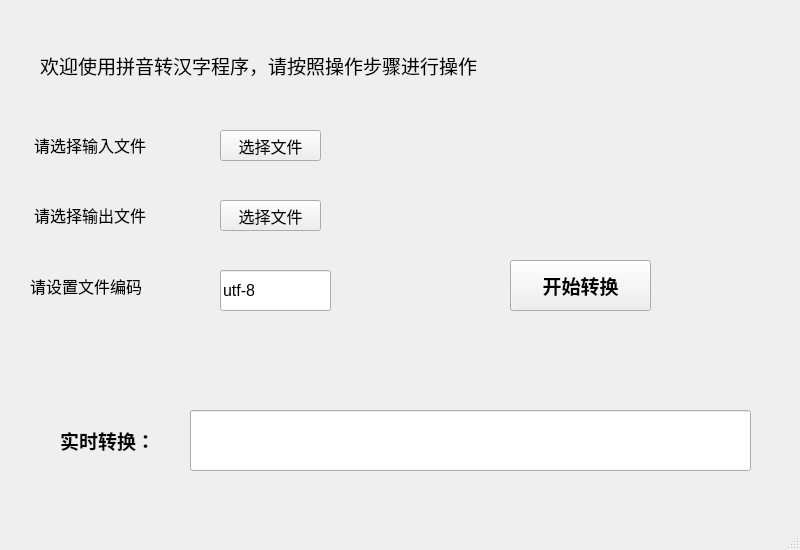
First picture: the form in UI/ui_trans.ui, repository Gahon1995/Py2Hz, before the edit.
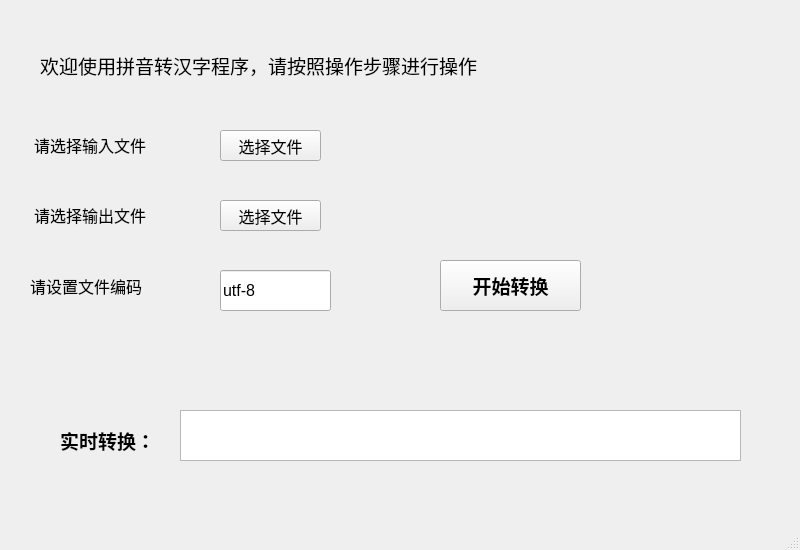
Second picture: the form after the edit.

Commit message: 调整UI界面

```diff
--- a/UI/ui_trans.ui
+++ b/UI/ui_trans.ui
@@ -212,7 +212,7 @@
             <widget class="QPushButton" name="bt_trans">
                 <property name="geometry">
                     <rect>
-                        <x>510</x>
+                        <x>440</x>
                         <y>260</y>
                         <width>141</width>
                         <height>51</height>
@@ -232,9 +232,9 @@
             <widget class="QLabel" name="info">
                 <property name="geometry">
                     <rect>
-                        <x>110</x>
+                        <x>170</x>
                         <y>340</y>
-                        <width>631</width>
+                        <width>571</width>
                         <height>51</height>
                     </rect>
                 </property>
@@ -256,21 +256,6 @@
                     <bool>true</bool>
                 </property>
             </widget>
-            <widget class="QLineEdit" name="t_trans">
-                <property name="geometry">
-                    <rect>
-                        <x>190</x>
-                        <y>410</y>
-                        <width>561</width>
-                        <height>61</height>
-                    </rect>
-                </property>
-                <property name="font">
-                    <font>
-                        <pointsize>14</pointsize>
-                    </font>
-                </property>
-            </widget>
             <widget class="QLabel" name="label_4">
                 <property name="geometry">
                     <rect>
@@ -342,6 +327,27 @@
                     <string>请设置文件编码</string>
                 </property>
             </widget>
+            <widget class="QTextEdit" name="t_trans">
+                <property name="geometry">
+                    <rect>
+                        <x>180</x>
+                        <y>410</y>
+                        <width>561</width>
+                        <height>51</height>
+                    </rect>
+                </property>
+                <property name="sizePolicy">
+                    <sizepolicy hsizetype="Preferred" vsizetype="Expanding">
+                        <horstretch>0</horstretch>
+                        <verstretch>0</verstretch>
+                    </sizepolicy>
+                </property>
+                <property name="font">
+                    <font>
+                        <pointsize>12</pointsize>
+                    </font>
+                </property>
+            </widget>
         </widget>
         <widget class="QMenuBar" name="menubar">
             <property name="enabled">
```
The commit also changes 3 other files.
